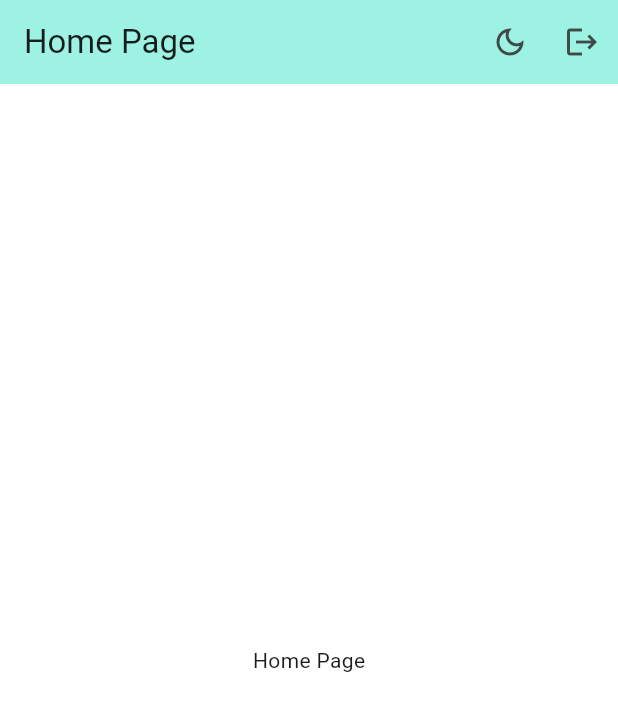
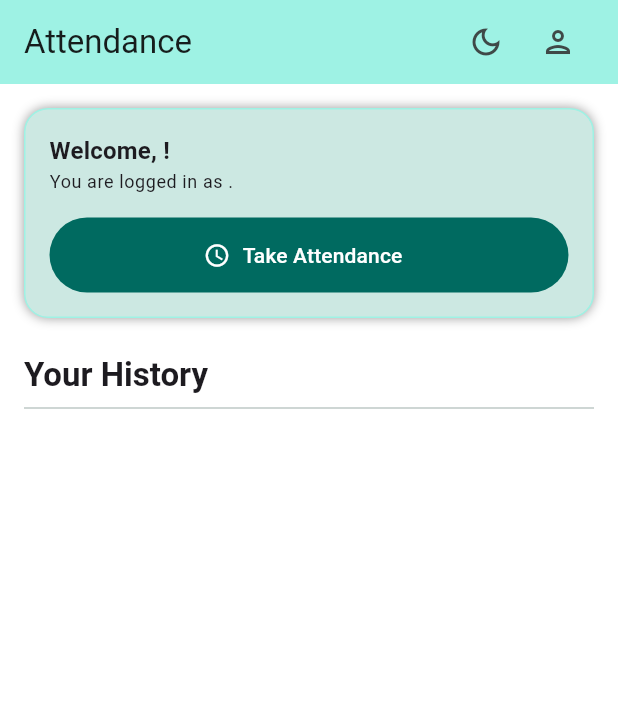
Before and after one commit to abdelrazzaq19/attendance-app, a Flutter app: the screen it shows once a user with an empty profile is signed in, on a phone screen of 412 x 824 dp. Shown: the top 711 px of the screen. Run offline on Flutter 3.47's test engine with Material 3 defaults, Android fonts, the phone set to English and light mode, and no system bars; our stand-ins replace camera, cloud_firestore, firebase_auth, firebase_core, flutter_native_splash, get and 3 more; missing offline and left inert: cloudinary, firebase_ml_model_downloader, google_mlkit_face_detection, tflite_flutter; accounts and stored records are empty; Roboto replaces fonts that are missing (Jura).

Commit message:
second commit

```diff
--- a/lib/pages/home_screen.dart
+++ b/lib/pages/home_screen.dart
@@ -1,4 +1,6 @@
 import 'package:attendance_app/services/user_service.dart';
+import 'package:attendance_app/widgets/main_card.dart';
+import 'package:attendance_app/widgets/profile_info.dart';
 import 'package:attendance_app/widgets/theme_toggle.dart';
 import 'package:flutter/material.dart';
 import 'package:get/get.dart';
@@ -12,13 +14,38 @@ class HomeScreen extends StatelessWidget {
   Widget build(BuildContext context) {
     return Scaffold(
       appBar: AppBar(
-        title: Text('Home Page'),
+        title: Text('Attendance'),
         actions: [
           ThemeToggle(),
-          IconButton(onPressed: userService.logout, icon: Icon(Icons.logout)),
+          IconButton(
+            onPressed: () {
+              Get.bottomSheet(
+                ProfileInfo(userService: userService),
+                backgroundColor: Theme.of(context).scaffoldBackgroundColor,
+              );
+            },
+            icon: Icon(Icons.person_outlined),
+          ),
         ],
+        actionsPadding: EdgeInsets.only(right: 16),
       ),
-      body: Center(child: Text('Home Page')),
+      body: SingleChildScrollView(
+        padding: EdgeInsets.all(16),
+        child: Column(
+          crossAxisAlignment: CrossAxisAlignment.start,
+          children: [
+            Maincard(userService: userService),
+            SizedBox(height: 24),
+            Text(
+              'Your History',
+              style: Theme.of(
+                context,
+              ).textTheme.titleLarge?.copyWith(fontWeight: FontWeight.bold),
+            ),
+            Divider(),
+          ],
+        ),
+      ),
     );
   }
 }
--- /dev/null
+++ b/lib/widgets/main_card.dart
@@ -0,0 +1,52 @@
+import 'package:attendance_app/services/user_service.dart';
+import 'package:flutter/material.dart';
+
+class Maincard extends StatelessWidget {
+  const Maincard({super.key, required this.userService});
+
+  final UserService userService;
+
+  @override
+  Widget build(BuildContext context) {
+    return Container(
+      width: double.infinity,
+      padding: EdgeInsets.all(16),
+      decoration: BoxDecoration(
+        color: Theme.of(context).colorScheme.secondaryContainer,
+        borderRadius: BorderRadius.circular(16),
+        border: Border.all(
+          color: Theme.of(context).colorScheme.primaryContainer,
+        ),
+        boxShadow: [
+          BoxShadow(
+            color: Theme.of(context).colorScheme.shadow.withAlpha(100),
+            blurRadius: 6,
+            offset: Offset(0, 0),
+          ),
+        ],
+      ),
+      child: Column(
+        crossAxisAlignment: CrossAxisAlignment.start,
+        children: [
+          Text(
+            'Welcome, ${userService.firestoreUser.value!.displayname}!',
+            style: Theme.of(
+              context,
+            ).textTheme.titleMedium?.copyWith(fontWeight: FontWeight.bold),
+          ),
+          Text(
+            'You are logged in as ${userService.firestoreUser.value!.email}.',
+            style: Theme.of(context).textTheme.bodySmall,
+          ),
+          SizedBox(height: 16),
+          FilledButton.icon(
+            onPressed: () {},
+            style: FilledButton.styleFrom(minimumSize: Size.fromHeight(50)),
+            icon: Icon(Icons.schedule),
+            label: Text('Take Attendance'),
+          ),
+        ],
+      ),
+    );
+  }
+}
```
Also changed, not shown: lib/widgets/profile_info.dart (added, +57 -0 lines).
